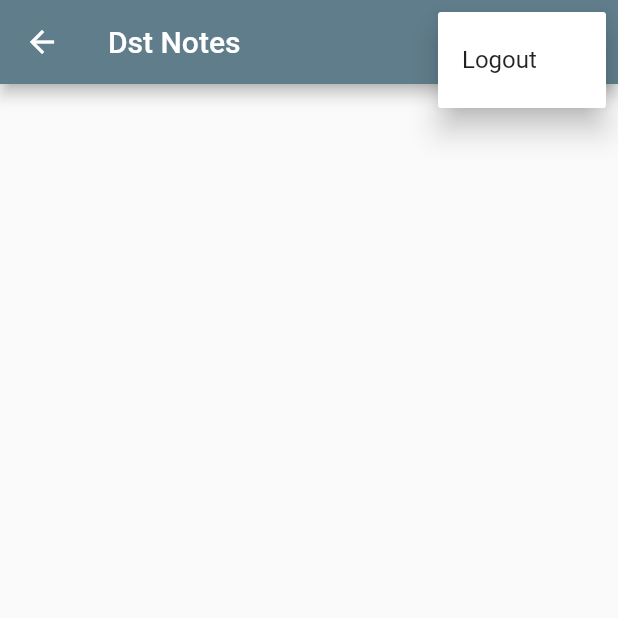
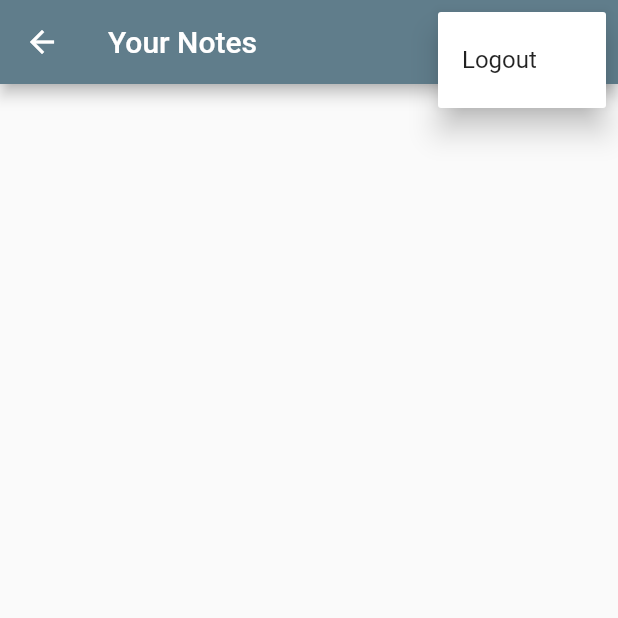
Before and after one commit to DaffaAzka/dst-notes, a Flutter app: the NotesView screen opened by its route, after a tap on the "more vert" icon, on a phone screen of 412 x 824 dp, the top half of it. Run offline on Flutter 3.47's test engine with Material 2 defaults, Android fonts, the phone set to English and light mode, and no system bars; our stand-ins replace firebase_auth, firebase_core, sqflite; accounts and stored records are empty; network calls fail.

Commit message:
Thirteenth commit

```diff
--- a/lib/constants/routes.dart
+++ b/lib/constants/routes.dart
@@ -2,3 +2,4 @@ const loginRoute = "/login/";
 const registerRoute = "/register/";
 const notesRoute = "/notes/";
 const verifyEmailRoute = "/verify-email/";
+const createNoteRoute = "/notes/create/";
--- a/lib/main.dart
+++ b/lib/main.dart
@@ -1,6 +1,7 @@
 import 'package:dstnotes/constants/routes.dart';
 import 'package:dstnotes/services/auth/auth_service.dart';
-import 'package:dstnotes/views/notes_view.dart';
+import 'package:dstnotes/views/notes/create_view.dart';
+import 'package:dstnotes/views/notes/notes_view.dart';
 import 'package:dstnotes/views/login_view.dart';
 import 'package:dstnotes/views/register_view.dart';
 import 'package:dstnotes/views/verify_email_view.dart';
@@ -28,6 +29,7 @@ class MyApp extends StatelessWidget {
         registerRoute: (context) => const RegisterView(),
         notesRoute: (context) => const NotesView(),
         verifyEmailRoute: (context) => const VerifyEmailView(),
+        createNoteRoute: (context) => const CreateNoteView(),
       },
     );
   }
--- a/lib/views/notes_view.dart
+++ b/lib/views/notes/notes_view.dart
@@ -2,8 +2,8 @@ import 'package:dstnotes/constants/routes.dart';
 import 'package:dstnotes/services/auth/auth_service.dart';
 import 'package:flutter/material.dart';
 
-import '../enums/menu_action.dart';
-import '../services/crud/notes_service.dart';
+import '../../enums/menu_action.dart';
+import '../../services/crud/notes_service.dart';
 
 class NotesView extends StatefulWidget {
   const NotesView({Key? key}) : super(key: key);
@@ -33,8 +33,13 @@ class _NotesViewState extends State<NotesView> {
   Widget build(BuildContext context) {
     return Scaffold(
       appBar: AppBar(
-        title: const Text("Dst Notes"),
+        title: const Text("Your Notes"),
         actions: [
+          IconButton(
+              onPressed: () {
+                Navigator.of(context).pushNamed(createNoteRoute);
+              },
+              icon: const Icon(Icons.add)),
           PopupMenuButton<MenuAction>(
             onSelected: (value) async {
               switch (value) {
```
Also changed, not shown: lib/views/notes/create_view.dart (added, +22 -0 lines), 1 other file.
